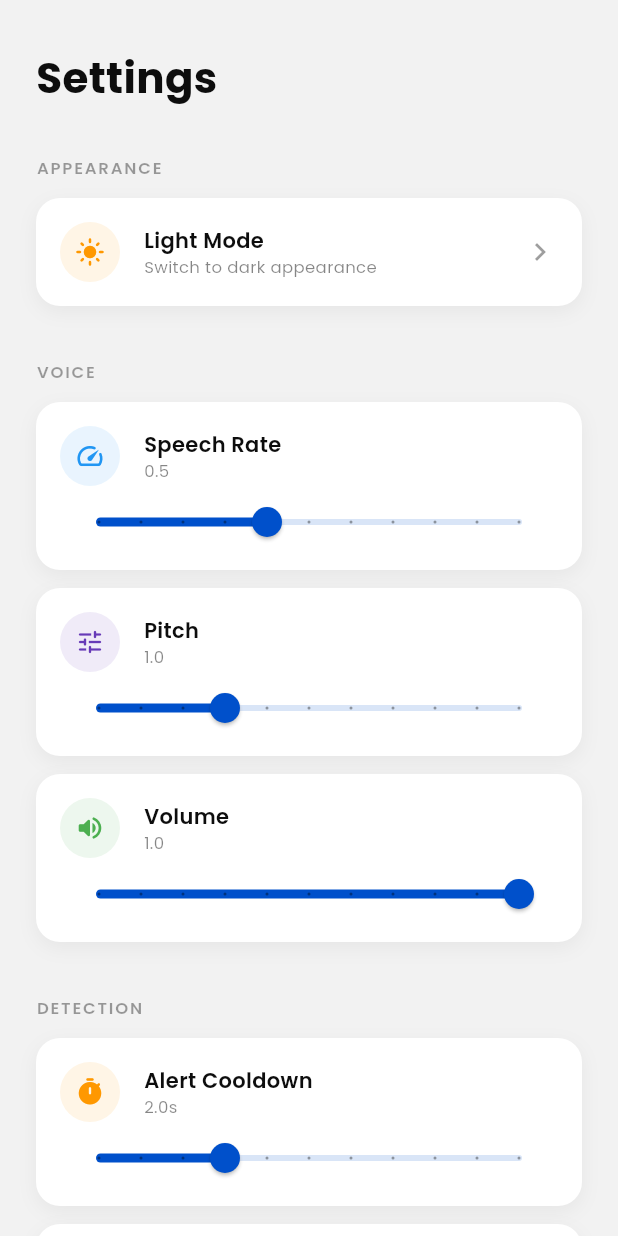
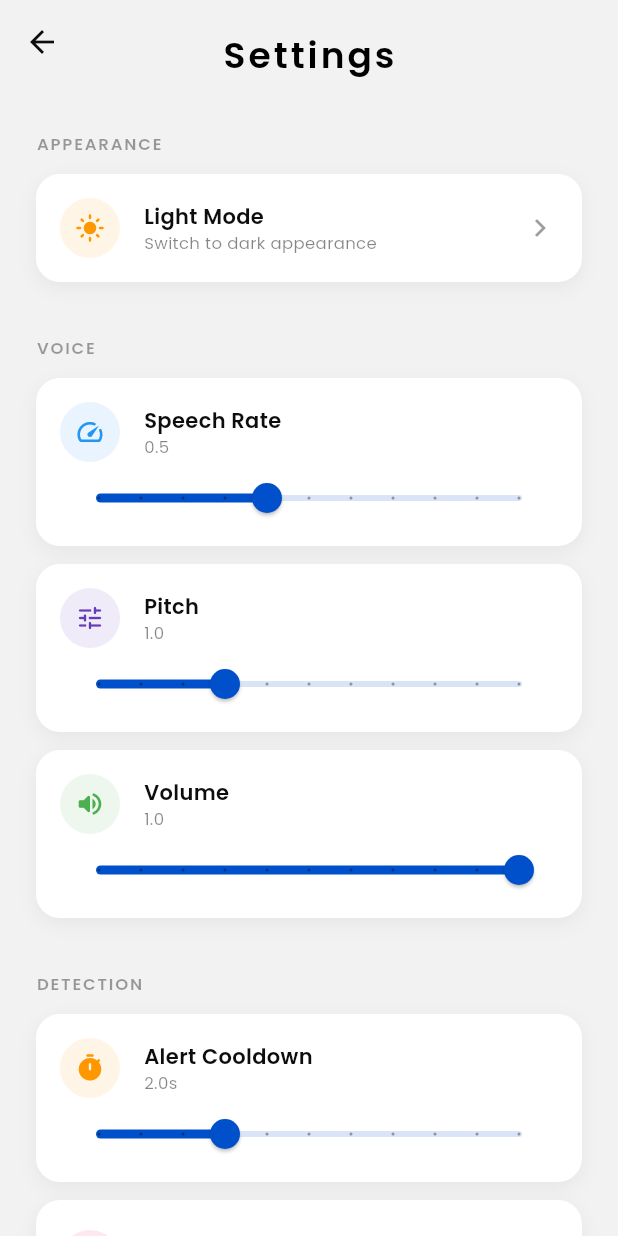
Before and after one commit to Shudharshan07/VisionMax, a Flutter app: the SettingsPage screen opened directly, after a tap on "Dark Mode", on a phone screen of 412 x 824 dp. Run offline on Flutter 3.47's test engine with Material 3 defaults, Android fonts, the phone set to English and light mode, and no system bars; our stand-ins replace camera, flutter_bloc, flutter_tts, font_awesome_flutter, google_fonts, hive and 2 more; missing offline and left inert: google_mlkit_object_detection; accounts and stored records are empty.

Commit message:
fixed app bar

```diff
--- a/lib/pages/home_page.dart
+++ b/lib/pages/home_page.dart
@@ -85,52 +85,8 @@ class _HomePageState extends State<HomePage> with TickerProviderStateMixin {
         },
         child: Scaffold(
           backgroundColor: theme.scaffoldBackgroundColor,
-          appBar: isWeb
-              ? null
-              : AppBar(
-                  title: Text(
-                    'Vision - Max',
-                    style: GoogleFonts.poppins(
-                      fontSize: 24,
-                      fontWeight: FontWeight.w600,
-                      color: theme.colorScheme.onPrimary,
-                      letterSpacing: 2,
-                    ),
-                  ),
-                  backgroundColor: theme.scaffoldBackgroundColor,
-                  foregroundColor: theme.colorScheme.onSurface,
-                  elevation: 0,
-                ),
-          drawer: isWeb
-              ? null
-              : Drawer(
-                  backgroundColor: theme.scaffoldBackgroundColor,
-                  child: SafeArea(
-                    child: Column(
-                      children: [
-                        const SizedBox(height: 24),
-                        _SidebarItem(
-                          icon: FontAwesomeIcons.house,
-                          label: 'Home',
-                          selected: _selectedIndex == 0,
-                          onTap: () {
-                            Navigator.pop(context);
-                            _onItemTapped(HomeTab.dashboard);
-                          },
-                        ),
-                        _SidebarItem(
-                          icon: FontAwesomeIcons.gear,
-                          label: 'Settings',
-                          selected: _selectedIndex == HomeTab.settings.index,
-                          onTap: () {
-                            Navigator.pop(context);
-                            _onItemTapped(HomeTab.settings);
-                          },
-                        ),
-                      ],
-                    ),
-                  ),
-                ),
+          appBar: null,
+          drawer: null,
           body: Row(
             children: [
               if (isWeb)
@@ -493,9 +449,31 @@ class _HomeDashboardPageState extends State<HomeDashboardPage> {
   @override
   Widget build(BuildContext context) {
     final theme = Theme.of(context);
+    final size = MediaQuery.of(context).size;
+    final isWeb = size.width > 900;
 
     return Scaffold(
       backgroundColor: Colors.transparent,
+      appBar: isWeb
+          ? null
+          : AppBar(
+              centerTitle: true,
+              title: Padding(
+                padding: const EdgeInsets.only(top: 16.0),
+                child: Text(
+                  'Vision - Max',
+                  style: GoogleFonts.poppins(
+                    fontSize: 24,
+                    fontWeight: FontWeight.w600,
+                    color: theme.colorScheme.onPrimary,
+                    letterSpacing: 2,
+                  ),
+                ),
+              ),
+              backgroundColor: theme.scaffoldBackgroundColor,
+              foregroundColor: theme.colorScheme.onSurface,
+              elevation: 0,
+            ),
       body: SafeArea(
         child: Center(
           child: ConstrainedBox(
--- a/lib/pages/settings_page.dart
+++ b/lib/pages/settings_page.dart
@@ -83,9 +83,32 @@ class _SettingsPageState extends State<SettingsPage> {
   Widget build(BuildContext context) {
     final theme = Theme.of(context);
     final isDark = theme.brightness == Brightness.dark;
+    final size = MediaQuery.of(context).size;
+    final isWeb = size.width > 900;
 
     return Scaffold(
       backgroundColor: theme.scaffoldBackgroundColor,
+      appBar: isWeb
+        ? null
+        : AppBar(
+            centerTitle: true,
+            title: Padding(
+              padding: const EdgeInsets.only(top: 16.0),
+              child: Text(
+                'Settings',
+                style: GoogleFonts.poppins(
+                  fontSize: 24,
+                  fontWeight: FontWeight.w600,
+                  color: theme.colorScheme.onPrimary,
+                  letterSpacing: 2,
+                ),
+              ),
+            ),
+            backgroundColor: theme.scaffoldBackgroundColor,
+            foregroundColor: theme.colorScheme.onSurface,
+            elevation: 0,
+          ),
+      drawer: null,
       body: SafeArea(
         child: Center(
           child: ConstrainedBox(
@@ -93,16 +116,6 @@ class _SettingsPageState extends State<SettingsPage> {
             child: ListView(
               padding: const EdgeInsets.symmetric(horizontal: 24, vertical: 32),
               children: [
-                Text(
-                  'Settings',
-                  style: GoogleFonts.poppins(
-                    fontSize: 28,
-                    fontWeight: FontWeight.bold,
-                    color: theme.colorScheme.onSurface,
-                  ),
-                ),
-                const SizedBox(height: 32),
-
                 // Appearance section
                 _SectionLabel('Appearance'),
                 const SizedBox(height: 12),
```
